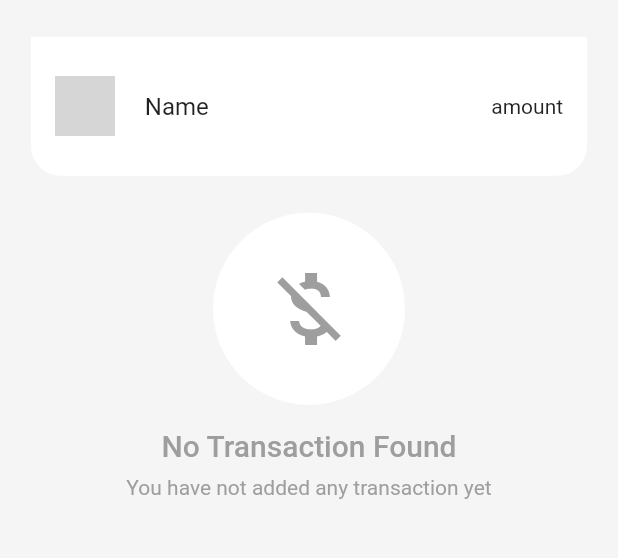
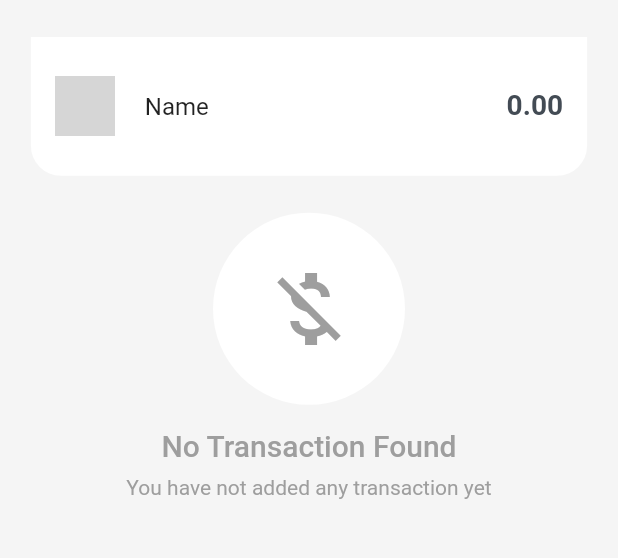
Before and after one commit to kennedyowusu/budget_app_flutter, a Flutter app: the TransactionView screen opened by its route, on a phone screen of 412 x 824 dp, the part 84-642 px from its top. Run offline on Flutter 3.47's test engine with Material 2 defaults, Android fonts, the phone set to English and light mode, and no system bars; our stand-ins replace connectivity, fluttertoast, get, get_storage; accounts and stored records are empty; network calls fail; grey boxes are pictures that could not be loaded.

Commit message:
calculate the total transaction and display in the UI

```diff
--- a/lib/view/transaction/transaction.dart
+++ b/lib/view/transaction/transaction.dart
@@ -7,7 +7,6 @@ import 'package:budget_app_flutter/view/transaction/new_transaction.dart';
 import 'package:budget_app_flutter/widgets/custom_appbar.dart';
 import 'package:budget_app_flutter/widgets/custom_button_sheet.dart';
 import 'package:budget_app_flutter/widgets/custom_loader.dart';
-import 'package:budget_app_flutter/widgets/custom_toast.dart';
 import 'package:budget_app_flutter/widgets/custom_widget.dart';
 import 'package:flutter/material.dart';
 import 'package:get/get.dart';
@@ -76,9 +75,23 @@ class TransactionView extends StatelessWidget {
                         title: Text(
                           categoryName ?? " Name",
                         ),
-                        trailing: Text(
-                          'amount',
-                        ),
+                        trailing: Obx(() {
+                          double totalAmount = 0.0;
+                          for (var transaction
+                              in transactionController.transactionModel) {
+                            totalAmount += transaction.amount.toString() == ""
+                                ? 0.0
+                                : double.parse(
+                                    transaction.amount,
+                                  );
+                          }
+                          return Text(
+                            totalAmount.toStringAsFixed(2),
+                            style: titleStyle.copyWith(
+                              color: textColor,
+                            ),
+                          );
+                        }),
                       ),
                     ),
                   ),
```
